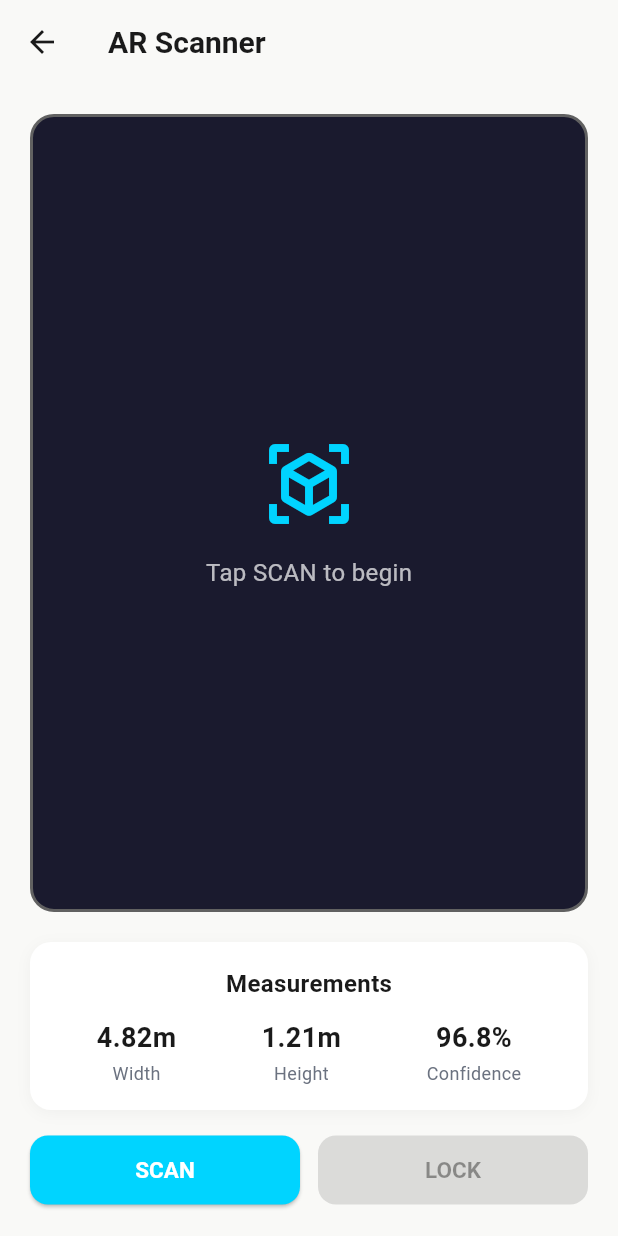
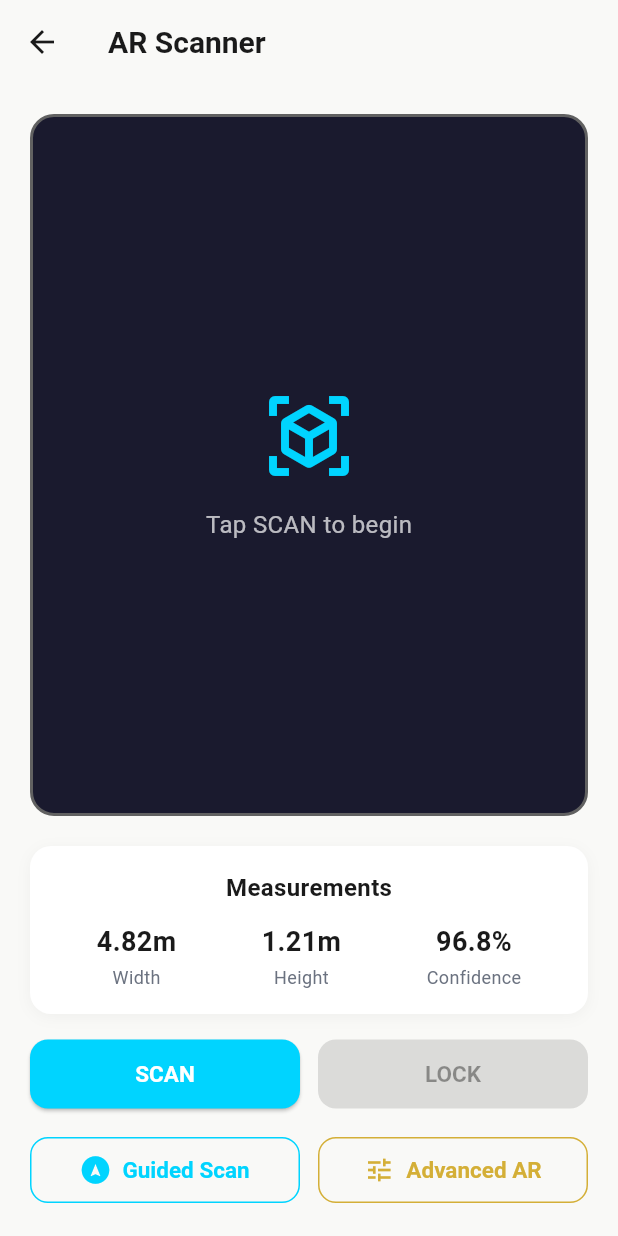
Before and after one commit to printersharitham-sketch/sign-bro, a Flutter app: the ARPage screen opened directly, on a phone screen of 412 x 824 dp. Run offline on Flutter 3.47's test engine with Material 3 defaults, Android fonts, the light colour scheme and no system bars; our stand-ins replace audioplayers, camera; Roboto replaces fonts that are missing (Poppins).

Commit message:
Guided AR Capture + Advanced AR + Accuracy Gate + Admin + Street View modules

```diff
--- a/lib/modules/ar/ar_page.dart
+++ b/lib/modules/ar/ar_page.dart
@@ -1,6 +1,8 @@
 import 'package:flutter/material.dart';
 import '../../core/sign_bro_module.dart';
 import '../../theme/app_theme.dart';
+import 'guided_ar_capture.dart';
+import 'advanced_ar_capture.dart';
 
 class ARModule extends SignBroModule {
   @override
@@ -146,6 +148,49 @@ class _ARPageState extends State<ARPage> {
                 ),
               ],
             ),
+            const SizedBox(height: 16),
+            // New AR mode navigation buttons
+            Row(
+              children: [
+                Expanded(
+                  child: OutlinedButton.icon(
+                    onPressed: () {
+                      Navigator.push(
+                        context,
+                        MaterialPageRoute(builder: (_) => const GuidedARCapture()),
+                      );
+                    },
+                    icon: const Icon(Icons.assistant_navigation, size: 20),
+                    label: const Text('Guided Scan'),
+                    style: OutlinedButton.styleFrom(
+                      foregroundColor: AppTheme.cyan,
+                      side: const BorderSide(color: AppTheme.cyan),
+                      padding: const EdgeInsets.symmetric(vertical: 12),
+                      shape: RoundedRectangleBorder(borderRadius: BorderRadius.circular(12)),
+                    ),
+                  ),
+                ),
+                const SizedBox(width: 12),
+                Expanded(
+                  child: OutlinedButton.icon(
+                    onPressed: () {
+                      Navigator.push(
+                        context,
+                        MaterialPageRoute(builder: (_) => const AdvancedARCapture()),
+                      );
+                    },
+                    icon: const Icon(Icons.tune, size: 20),
+                    label: const Text('Advanced AR'),
+                    style: OutlinedButton.styleFrom(
+                      foregroundColor: AppTheme.gold,
+                      side: const BorderSide(color: AppTheme.gold),
+                      padding: const EdgeInsets.symmetric(vertical: 12),
+                      shape: RoundedRectangleBorder(borderRadius: BorderRadius.circular(12)),
+                    ),
+                  ),
+                ),
+              ],
+            ),
           ],
         ),
       ),
```
